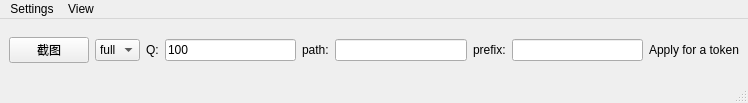
This is ui.ui in Daibingh/EasyScreenshoter as Qt 5 draws it before an edit. The edited form follows.
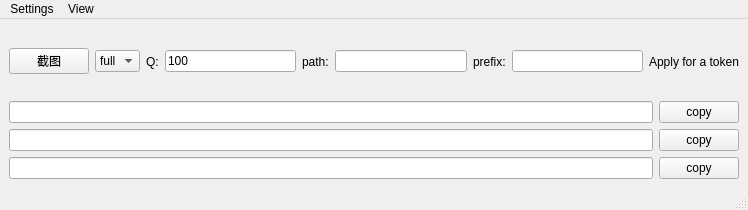
This is the edited form.

Commit message: 显示不同的应用连接，markdown or html

```diff
--- a/ui.ui
+++ b/ui.ui
@@ -7,14 +7,14 @@
     <x>0</x>
     <y>0</y>
     <width>748</width>
-    <height>103</height>
+    <height>210</height>
    </rect>
   </property>
   <property name="windowTitle">
    <string>MainWindow</string>
   </property>
   <widget class="QWidget" name="centralwidget">
-   <layout class="QGridLayout" name="gridLayout">
+   <layout class="QGridLayout" name="gridLayout_2">
     <item row="0" column="0">
      <layout class="QHBoxLayout" name="horizontalLayout">
       <item>
@@ -89,6 +89,40 @@
       </item>
      </layout>
     </item>
+    <item row="1" column="0">
+     <layout class="QGridLayout" name="gridLayout">
+      <item row="0" column="0">
+       <widget class="QLineEdit" name="lineEdit_link1"/>
+      </item>
+      <item row="0" column="1">
+       <widget class="QPushButton" name="pushButton_copy1">
+        <property name="text">
+         <string>copy</string>
+        </property>
+       </widget>
+      </item>
+      <item row="1" column="0">
+       <widget class="QLineEdit" name="lineEdit_link2"/>
+      </item>
+      <item row="1" column="1">
+       <widget class="QPushButton" name="pushButton_copy2">
+        <property name="text">
+         <string>copy</string>
+        </property>
+       </widget>
+      </item>
+      <item row="2" column="0">
+       <widget class="QLineEdit" name="lineEdit_link3"/>
+      </item>
+      <item row="2" column="1">
+       <widget class="QPushButton" name="pushButton_copy3">
+        <property name="text">
+         <string>copy</string>
+        </property>
+       </widget>
+      </item>
+     </layout>
+    </item>
    </layout>
   </widget>
   <widget class="QMenuBar" name="menubar">
```
The commit also changes 2 other files.
